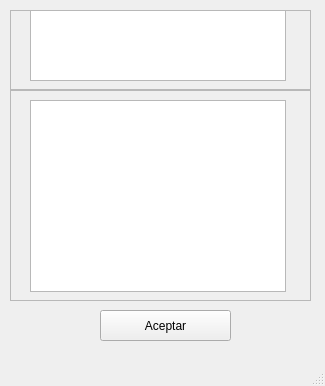
Before: the Qt Designer form acerca.ui in FreakJazz/Raspberry-interface-temperature-control, drawn with Qt 5.
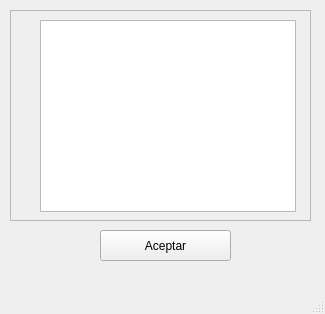
After: the same form once the commit is applied.

Commit message: change about us

Patch:
```diff
--- a/acerca.ui
+++ b/acerca.ui
@@ -7,44 +7,18 @@
     <x>0</x>
     <y>0</y>
     <width>325</width>
-    <height>386</height>
+    <height>314</height>
    </rect>
   </property>
   <property name="windowTitle">
    <string>MainWindow</string>
   </property>
   <widget class="QWidget" name="centralwidget">
-   <widget class="QFrame" name="frame_2">
-    <property name="geometry">
-     <rect>
-      <x>10</x>
-      <y>10</y>
-      <width>301</width>
-      <height>80</height>
-     </rect>
-    </property>
-    <property name="frameShape">
-     <enum>QFrame::StyledPanel</enum>
-    </property>
-    <property name="frameShadow">
-     <enum>QFrame::Raised</enum>
-    </property>
-    <widget class="QGraphicsView" name="graphicsView">
-     <property name="geometry">
-      <rect>
-       <x>20</x>
-       <y>0</y>
-       <width>256</width>
-       <height>71</height>
-      </rect>
-     </property>
-    </widget>
-   </widget>
    <widget class="QPushButton" name="aceptar">
     <property name="geometry">
      <rect>
       <x>100</x>
-      <y>310</y>
+      <y>230</y>
       <width>131</width>
       <height>31</height>
      </rect>
@@ -57,7 +31,7 @@
     <property name="geometry">
      <rect>
       <x>10</x>
-      <y>90</y>
+      <y>10</y>
       <width>301</width>
       <height>211</height>
      </rect>
@@ -71,7 +45,7 @@
     <widget class="QGraphicsView" name="graphicsView_2">
      <property name="geometry">
       <rect>
-       <x>20</x>
+       <x>30</x>
        <y>10</y>
        <width>256</width>
        <height>192</height>
```
Left out of the diff: 2 changed lines with no effect on the pictures. The commit also changes 1 other file.
